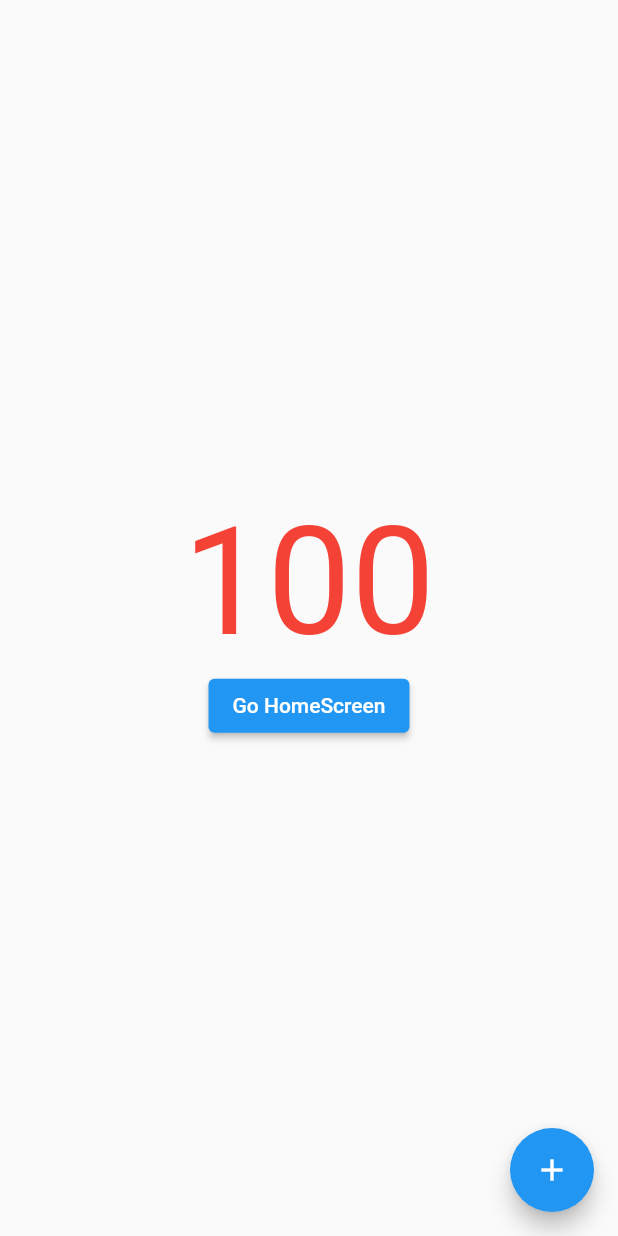
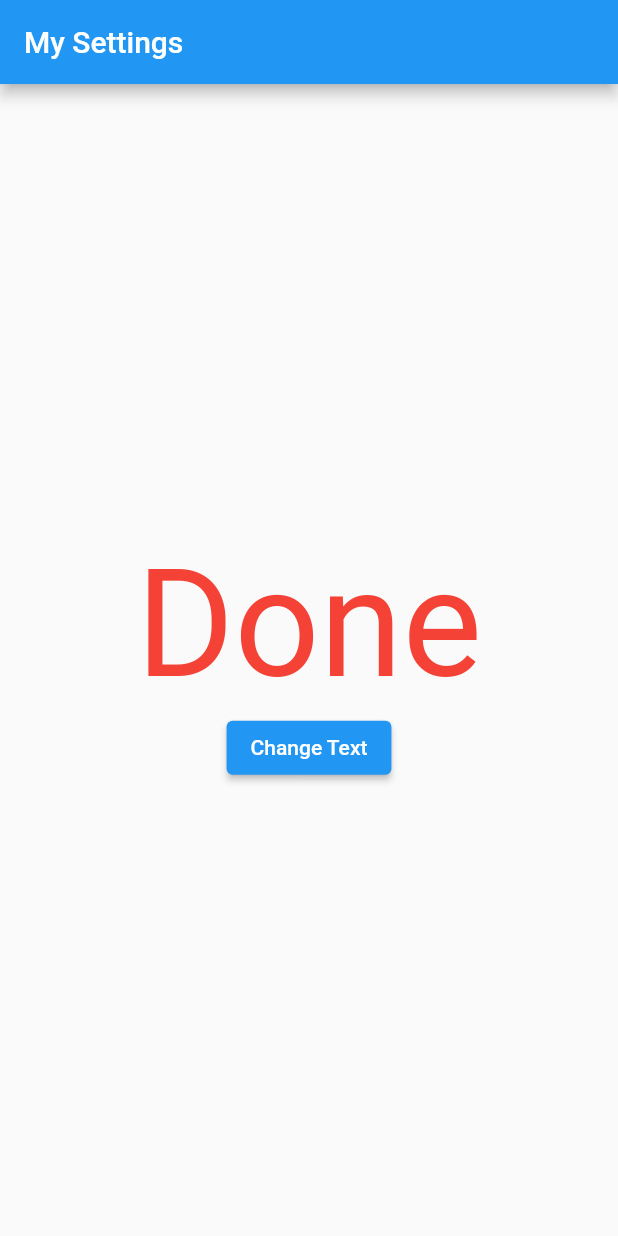
Before and after one commit to CaoThang7/flutter-getx-provider-bloc, a Flutter app: the screen it shows after launch, on a phone screen of 412 x 824 dp. Run offline on Flutter 3.47's test engine with Material 2 defaults, Android fonts, the phone set to English and light mode, and no system bars.

Commit message:
setState with provider (Consumer)

```diff
--- a/lib/main.dart
+++ b/lib/main.dart
@@ -1,11 +1,12 @@
 import 'package:flutter/material.dart';
 import 'package:flutter_getx_provider_bloc/provider/counterProvider.dart';
+import 'package:flutter_getx_provider_bloc/provider/settingProvider.dart';
 import 'package:flutter_getx_provider_bloc/screens/homescreen.dart';
 import 'package:provider/provider.dart';
 
-void main() {
+void main(List<String> args) {
   runApp(ChangeNotifierProvider(
-    create: (_) => CounterProvider(),
+    create: (context) => SettingProvider(),
     child: MaterialApp(
       home: MyApp(),
     ),
@@ -18,11 +19,12 @@ class MyApp extends StatelessWidget {
     return MaterialApp(
       title: "My App",
       theme: ThemeData(primarySwatch: Colors.blue),
-      home: MyHomePage(),
+      home: MySettings(),
     );
   }
 }
 
+// class using provider (context.watch,context.read)
 class MyHomePage extends StatefulWidget {
   const MyHomePage({Key? key}) : super(key: key);
 
@@ -65,3 +67,43 @@ class _MyHomePageState extends State<MyHomePage> {
     );
   }
 }
+
+// class using provider (Consumer)
+class MySettings extends StatefulWidget {
+  @override
+  State<MySettings> createState() => _MySettingsState();
+}
+
+class _MySettingsState extends State<MySettings> {
+  @override
+  Widget build(BuildContext context) {
+    return Consumer<SettingProvider>(
+      builder: (context, mySettings, child) {
+        return Scaffold(
+          appBar: AppBar(
+            title: Text("My Settings"),
+          ),
+          body: Center(
+            child: Container(
+              child: Column(
+                mainAxisAlignment: MainAxisAlignment.center,
+                children: [
+                  Text(
+                    "${mySettings.text}",
+                    style: TextStyle(color: Colors.red, fontSize: 100),
+                  ),
+                  ElevatedButton(
+                    onPressed: () {
+                      mySettings.changeText();
+                    },
+                    child: Text("Change Text"),
+                  )
+                ],
+              ),
+            ),
+          ),
+        );
+      },
+    );
+  }
+}
--- /dev/null
+++ b/lib/provider/settingProvider.dart
@@ -0,0 +1,15 @@
+import 'package:flutter/material.dart';
+
+class SettingProvider extends ChangeNotifier {
+  String text = "Done";
+  Color color = Colors.red;
+
+  void changeText() {
+    if (text == "Done") {
+      text = "Oke";
+    } else {
+      text = 'Done';
+    }
+    notifyListeners();
+  }
+}
```
